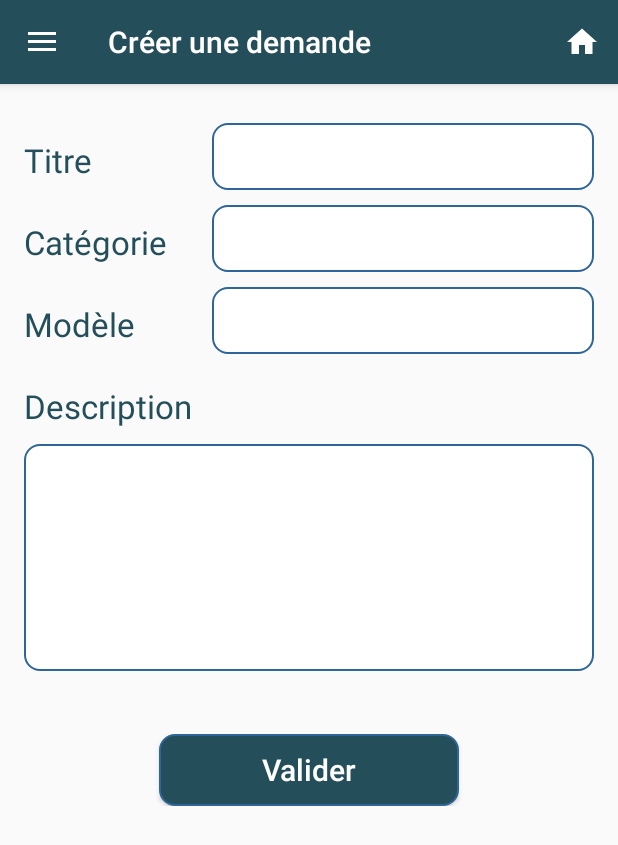
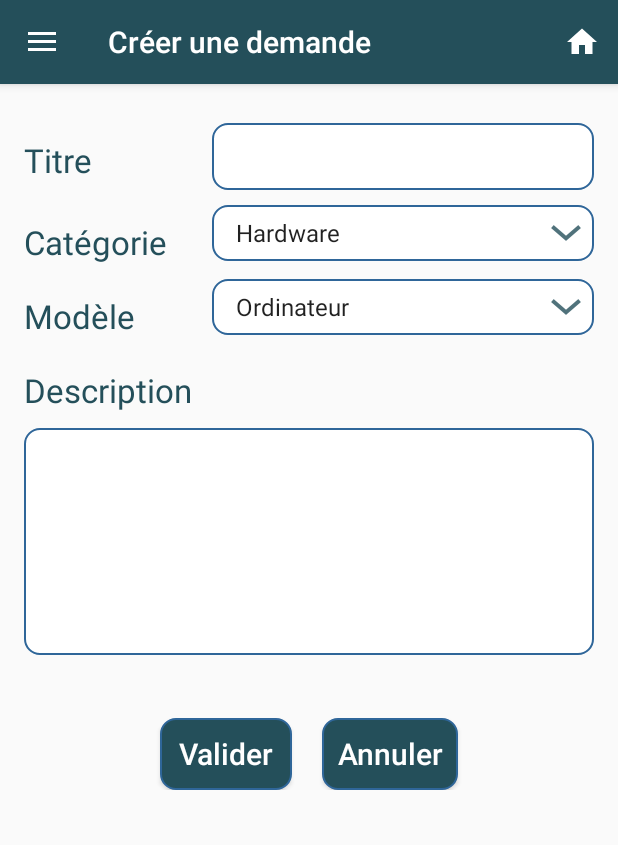
Before and after one commit to Tibooh/SaveMyDevice, an Android app: the fragment CreateDemandFragment placed in its activity, in the side drawer, after a tap on "Créer une demande", on a phone screen of 412 x 824 dp. Shown: the top 845 px of the screen. Run offline under Robolectric (Android 15) with nearby library versions, the phone set to English and light mode, and no system bars; our stand-ins replace Firebase (no records; nobody signed in at launch, a user with empty details on screens opened directly).

Commit message:
#5 Formulaire de creation de demande avec enregistrement local

```diff
--- a/app/src/main/java/com/eservices/tandrentreprise/savemydevice/fragments/CreateDemandFragment.java
+++ b/app/src/main/java/com/eservices/tandrentreprise/savemydevice/fragments/CreateDemandFragment.java
@@ -3,14 +3,21 @@ package com.eservices.tandrentreprise.savemydevice.fragments;
 import android.content.Context;
 import android.os.Bundle;
 import android.support.v4.app.Fragment;
+import android.support.v4.app.FragmentTransaction;
 import android.view.LayoutInflater;
 import android.view.View;
 import android.view.ViewGroup;
+import android.widget.ArrayAdapter;
+import android.widget.Button;
 import android.widget.EditText;
-import android.widget.TextView;
+import android.widget.Spinner;
 import android.widget.Toast;
 
+
+import com.eservices.tandrentreprise.savemydevice.MyApplication;
 import com.eservices.tandrentreprise.savemydevice.R;
+import com.eservices.tandrentreprise.savemydevice.model.Area;
+import com.eservices.tandrentreprise.savemydevice.model.Demande;
 
 
 /**Fragment de la messagerie de l'applciation*/
@@ -18,9 +25,10 @@ public class CreateDemandFragment extends Fragment {
 
         private EditText title;
         private EditText detail;
-        private EditText modele;
-        private EditText type;
-
+        private Spinner modele;
+        private Spinner type;
+        Button validate;
+        Button btnBack;
 
         @Override
         public View onCreateView(LayoutInflater inflater, ViewGroup container, Bundle savedInstanceState) {
@@ -28,22 +36,60 @@ public class CreateDemandFragment extends Fragment {
             // Changer R.layout.yourlayoutfilename pour vos fragments
             View v = inflater.inflate(R.layout.fragment_create_demande, container, false);
 
+            modele = (Spinner) v.findViewById(R.id.modeleSpin);
+            // Create an ArrayAdapter using the string array and a default spinner layout
+            ArrayAdapter<CharSequence> adapter = ArrayAdapter.createFromResource(getActivity(), R.array.modele_array, android.R.layout.simple_spinner_item);
+            // Specify the layout to use when the list of choices appears
+            adapter.setDropDownViewResource(android.R.layout.simple_spinner_dropdown_item);
+            // Apply the adapter to the spinner
+            modele.setAdapter(adapter);
+
+            type = (Spinner) v.findViewById(R.id.typeSpin);
+            // Create an ArrayAdapter using the string array and a default spinner layout
+            ArrayAdapter<CharSequence> adapter2 = ArrayAdapter.createFromResource(getActivity(), R.array.type_array, android.R.layout.simple_spinner_item);
+            // Specify the layout to use when the list of choices appears
+            adapter2.setDropDownViewResource(android.R.layout.simple_spinner_dropdown_item);
+            // Apply the adapter to the spinner
+            type.setAdapter(adapter2);
+
+            title = (EditText) v.findViewById(R.id.title);
+            detail = (EditText) v.findViewById(R.id.detail);
+            modele = (Spinner) v.findViewById(R.id.modeleSpin);
+            type = (Spinner) v.findViewById(R.id.typeSpin);
+
+            validate = (Button) v.findViewById(R.id.button_add);
+            btnBack = (Button) v.findViewById(R.id.btn_cancel);
+
+            //Button valider
+            validate.setOnClickListener(new View.OnClickListener() {
+                public void onClick(View v) {
+                    //Insertion dans la base de données
+                    Demande d = new Demande(99,title.getText().toString(), Area.HDF, detail.getText().toString(), type.getSelectedItem().toString(), modele.getSelectedItem().toString(), 1, -1);
+                    ((MyApplication) getActivity().getApplication()).demands.add(d);
+
+                    Toast.makeText(getActivity(), "La demande a été créé et ajouté à vos demande", Toast.LENGTH_SHORT).show();
+
+                    Fragment fragment = new MyDemandFragment();
+                    FragmentTransaction ft = getActivity().getSupportFragmentManager().beginTransaction();
+                    ft.replace(R.id.content_frame, fragment);
+                    ft.commit();
+
+                }
+            });
+
+            //Button back
+            btnBack.setOnClickListener(new View.OnClickListener() {
+                @Override
+                public void onClick(View v) {
+                    Fragment fragment = new ListDemandFragment();
+                    FragmentTransaction ft = getActivity().getSupportFragmentManager().beginTransaction();
+                    ft.replace(R.id.content_frame, fragment);
+                    ft.commit();
+                }
+            });
+
             return v;
         }
-
-
-    public void addDemande(View v) {
-        Context context = getActivity().getApplicationContext(); //Context courant
-        title = (EditText) v.findViewById(R.id.title); //Champs nom
-        detail = (EditText) v.findViewById(R.id.detail); //Champs lieu
-        modele = (EditText) v.findViewById(R.id.modele); //Champs freq
-        type = (EditText) v.findViewById(R.id.type); //Champs freq
-
-        //Insertion dans la base de données
-
-
-    }
-
 
     @Override
         public void onViewCreated(View view, Bundle savedInstanceState) {
--- /dev/null
+++ b/app/src/main/res/drawable/ic_arrow_drop_down.xml
@@ -0,0 +1,9 @@
+<vector xmlns:android="http://schemas.android.com/apk/res/android"
+        android:width="24dp"
+        android:height="24dp"
+        android:viewportWidth="24.0"
+        android:viewportHeight="24.0">
+    <path
+        android:fillColor="#FF000000"
+        android:pathData="M7,10l5,5 5,-5z"/>
+</vector>
--- /dev/null
+++ b/app/src/main/res/drawable/roundedspinner.xml
@@ -0,0 +1,18 @@
+<?xml version="1.0" encoding="utf-8"?>
+<selector xmlns:android="http://schemas.android.com/apk/res/android">
+
+    <item><layer-list>
+        <item><shape>
+            <gradient android:angle="90" android:endColor="#FFFFFF" android:startColor="#FFFFFF" android:type="linear" />
+
+            <stroke android:width="1dp" android:color="#2f6699" />
+
+            <corners android:radius="10dp" />
+
+            <padding android:bottom="3dp" android:left="3dp" android:right="3dp" android:top="3dp" />
+        </shape></item>
+        <item ><bitmap android:gravity="bottom|right" android:src="@drawable/ic_dropdown" />
+        </item>
+    </layer-list></item>
+
+</selector>
--- a/app/src/main/res/layout/fragment_create_demande.xml
+++ b/app/src/main/res/layout/fragment_create_demande.xml
@@ -47,14 +47,19 @@
                 android:text="Catégorie"
                 android:layout_marginTop="10dp"/>
 
-            <EditText
+            <Spinner
+                android:id="@+id/typeSpin"
                 android:layout_width="match_parent"
                 android:layout_height="wrap_content"
-                android:id="@+id/type"
-                android:background="@drawable/rounded_edittext"
-                android:layout_gravity="center_horizontal"
-                android:textColorLink="@android:color/holo_blue_light"
-                android:layout_marginLeft="125dp"/>
+                android:background="@drawable/roundedspinner"
+                android:layout_marginLeft="125dp"
+                android:paddingLeft="8dp"
+                android:paddingRight="20dp"
+                android:paddingTop="5dp"
+                android:paddingBottom="5dp"
+                android:popupBackground="#DFFFFFFF"/>
+
+
         </RelativeLayout>
         <RelativeLayout
             android:layout_width="match_parent"
@@ -69,14 +74,17 @@
                 android:text="Modèle"
                 android:layout_marginTop="10dp"/>
 
-            <EditText
+            <Spinner
+                android:id="@+id/modeleSpin"
                 android:layout_width="match_parent"
                 android:layout_height="wrap_content"
-                android:id="@+id/modele"
-                android:background="@drawable/rounded_edittext"
-                android:layout_gravity="center_horizontal"
-                android:textColorLink="@android:color/holo_blue_light"
-                android:layout_marginLeft="125dp"/>
+                android:background="@drawable/roundedspinner"
+                android:layout_marginLeft="125dp"
+                android:paddingLeft="8dp"
+                android:paddingRight="20dp"
+                android:paddingTop="5dp"
+                android:paddingBottom="5dp"
+                android:popupBackground="#DFFFFFFF"/>
         </RelativeLayout>
         <RelativeLayout
             android:layout_width="match_parent"
@@ -109,20 +117,31 @@
         <RelativeLayout
             android:layout_width="match_parent"
             android:layout_height="match_parent"
-            android:gravity="bottom"
+            android:gravity="center_horizontal"
+            android:layout_marginTop="42dp"
+            android:layout_marginLeft="20dp"
+            android:layout_marginRight="20dp"
             >
             <Button
-                android:layout_width="200dp"
+                android:layout_width="wrap_content"
                 android:layout_height="wrap_content"
                 android:text="Valider"
                 android:textColor="#FFFFFF"
                 android:id="@+id/button_add"
                 android:background="@drawable/rounded_button"
-                android:layout_centerHorizontal="true"
                 android:textAllCaps="false"
-                android:layout_marginTop="42dp"
-                android:textSize="20dp"
-                android:onClick="addDemande"/>
+                android:textSize="20dp"/>
+            <Button
+                android:id="@+id/btn_cancel"
+                android:layout_width="wrap_content"
+                android:layout_height="wrap_content"
+                android:background="@drawable/rounded_button"
+                android:text="@string/btn_cancel_reset_password"
+                android:textColor="@android:color/white"
+                android:textAllCaps="false"
+                android:layout_marginLeft="20dp"
+                android:layout_toRightOf="@+id/button_add"
+                android:textSize="20dp"/>
         </RelativeLayout>
 
     </LinearLayout>
--- /dev/null
+++ b/app/src/main/res/values/spinner.xml
@@ -0,0 +1,16 @@
+<?xml version="1.0" encoding="utf-8"?>
+<resources>
+    <string-array name="modele_array">
+        <item>Ordinateur</item>
+        <item>Tablette</item>
+        <item>Smartphone</item>
+        <item>Imprimante</item>
+        <item>Décodeur TV</item>
+    </string-array>
+
+    <string-array name="type_array">
+        <item>Hardware</item>
+        <item>Software</item>
+        <item>Je ne sais pas</item>
+    </string-array>
+</resources>
```
Also changed, not shown: app/src/main/ic_dropdown-web.png (added), app/src/main/res/drawable-hdpi/ic_dropdown.png (added), app/src/main/res/drawable-mdpi/ic_dropdown.png (added), app/src/main/res/drawable-xhdpi/ic_dropdown.png (added), app/src/main/res/drawable-xxhdpi/ic_dropdown.png (added), app/src/main/res/mipmap-hdpi/ic_dropdown.png (added), app/src/main/res/mipmap-mdpi/ic_dropdown.png (added), app/src/main/res/mipmap-xhdpi/ic_dropdown.png (added), app/src/main/res/mipmap-xxhdpi/ic_dropdown.png (added), app/src/main/res/mipmap-xxxhdpi/ic_dropdown.png (added).
